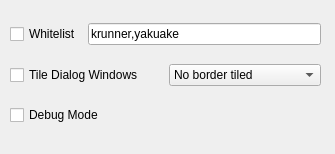
Above: res/config.ui from zeroxoneafour/kwin-autotile before the change. Below: the same form after it.
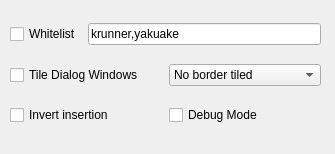
That is the form after the change.

Commit message: fixed some bugs with insertion and added support for inverting insertion order when autotiling

Patch:
```diff
--- a/res/config.ui
+++ b/res/config.ui
@@ -92,6 +92,18 @@
      </layout>
     </item>
     <item>
+     <layout class="QHBoxLayout" name="horizontalLayout_3">
+      <item>
+       <widget class="QCheckBox" name="kcfg_InvertInsertion">
+        <property name="toolTip">
+         <string>&lt;html&gt;&lt;head/&gt;&lt;body&gt;&lt;p&gt;Invert the side that windows are inserted into&lt;/p&gt;&lt;/body&gt;&lt;/html&gt;</string>
+        </property>
+        <property name="text">
+         <string>Invert insertion</string>
+        </property>
+       </widget>
+      </item>
+      <item>
      <widget class="QCheckBox" name="kcfg_Debug">
       <property name="toolTip">
        <string>&lt;html&gt;&lt;head/&gt;&lt;body&gt;&lt;p&gt;Spams your user journal&lt;/p&gt;&lt;/body&gt;&lt;/html&gt;</string>
@@ -100,6 +112,8 @@
        <string>Debug Mode</string>
       </property>
      </widget>
+      </item>
+     </layout>
     </item>
    </layout>
   </widget>
```
Left out of the diff: 3 changed lines with no effect on the pictures. Lines whose indentation alone changed are shown as unchanged. The commit also changes 4 other files.
